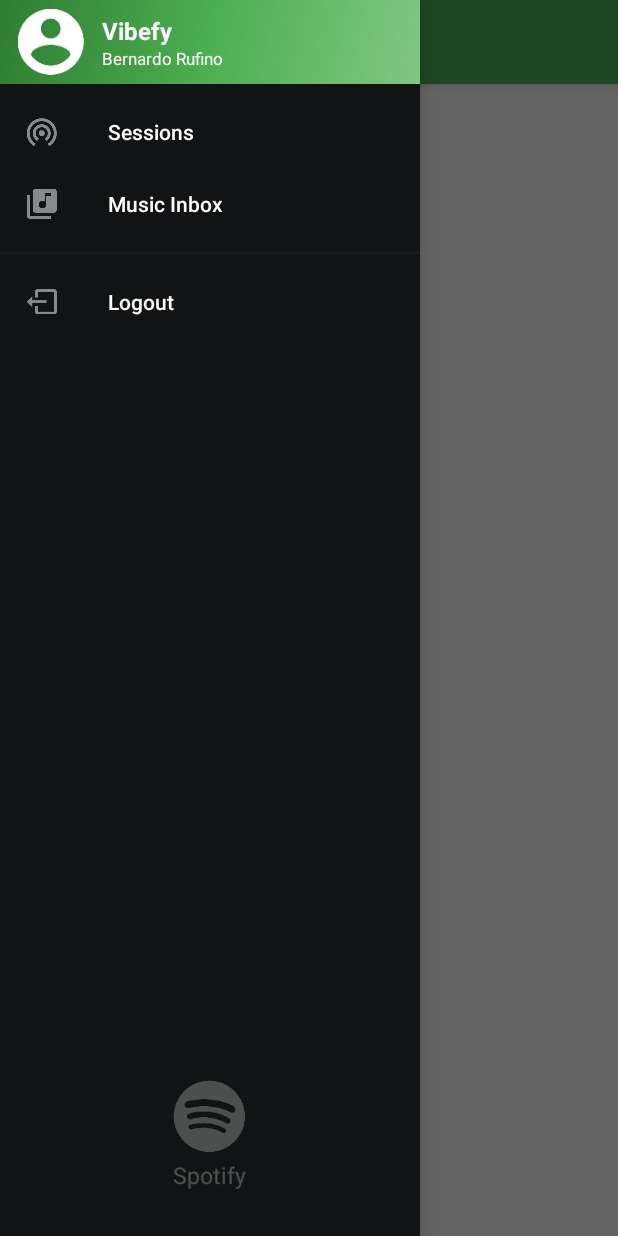
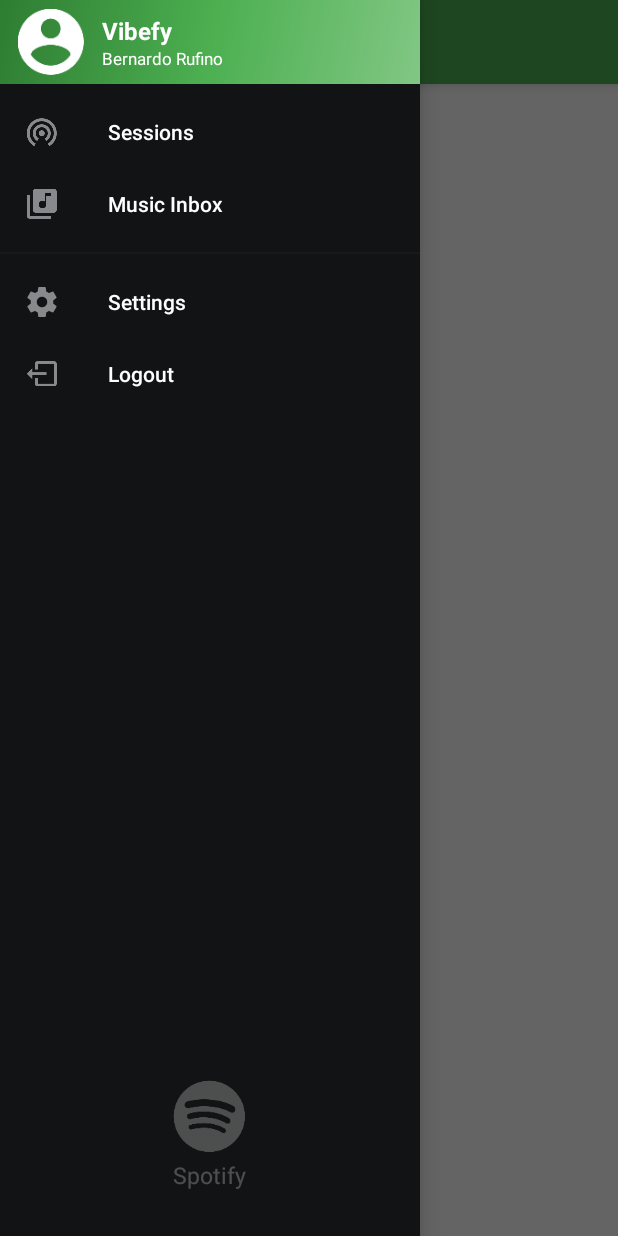
Before and after one commit to bernardorufino/terpsychore-android, an Android app: the MainActivity screen opened directly, with no data from a screen before it, with the side drawer open, on a phone screen of 412 x 824 dp. Run offline under Robolectric (Android 15) with nearby library versions, the phone set to English and light mode, and no system bars; our stand-ins replace Picasso; pictures from the network do not load.

Commit message:
Add dummy settings menu

```diff
--- a/app/src/main/java/com/brufino/terpsychore/activities/MainActivity.java
+++ b/app/src/main/java/com/brufino/terpsychore/activities/MainActivity.java
@@ -149,6 +149,9 @@
                     .commit();
         } else {
             switch (item.getItemId()) {
+                case R.id.main_drawer_settings:
+                    Toast.makeText(this, "TODO: Implement!", Toast.LENGTH_SHORT).show();
+                    break;
                 case R.id.main_drawer_logout:
                     new AlertDialog.Builder(this)
                             .setMessage(R.string.logout_message)
--- a/app/src/main/res/menu/main_drawer.xml
+++ b/app/src/main/res/menu/main_drawer.xml
@@ -18,6 +18,10 @@
         android:id="@+id/main_drawer_group_actions"
         android:checkableBehavior="none">
         <item
+            android:id="@+id/main_drawer_settings"
+            android:icon="@drawable/ic_settings_white_24dp"
+            android:title="Settings" />
+        <item
             android:id="@+id/main_drawer_logout"
             android:icon="@drawable/ic_output_white_24dp"
             android:title="Logout" />
```
Also changed, not shown: app/src/main/res/drawable-hdpi/ic_settings_white_24dp.png (added), app/src/main/res/drawable-mdpi/ic_settings_white_24dp.png (added), app/src/main/res/drawable-xhdpi/ic_settings_white_24dp.png (added), app/src/main/res/drawable-xxhdpi/ic_settings_white_24dp.png (added), app/src/main/res/drawable-xxxhdpi/ic_settings_white_24dp.png (added).
